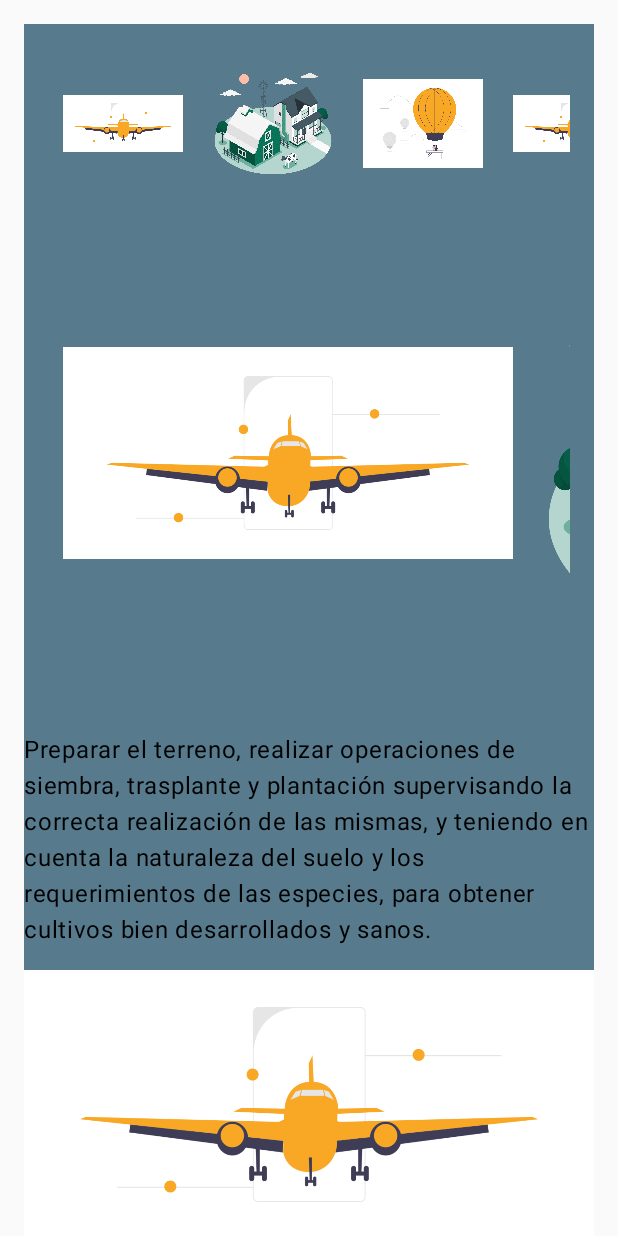
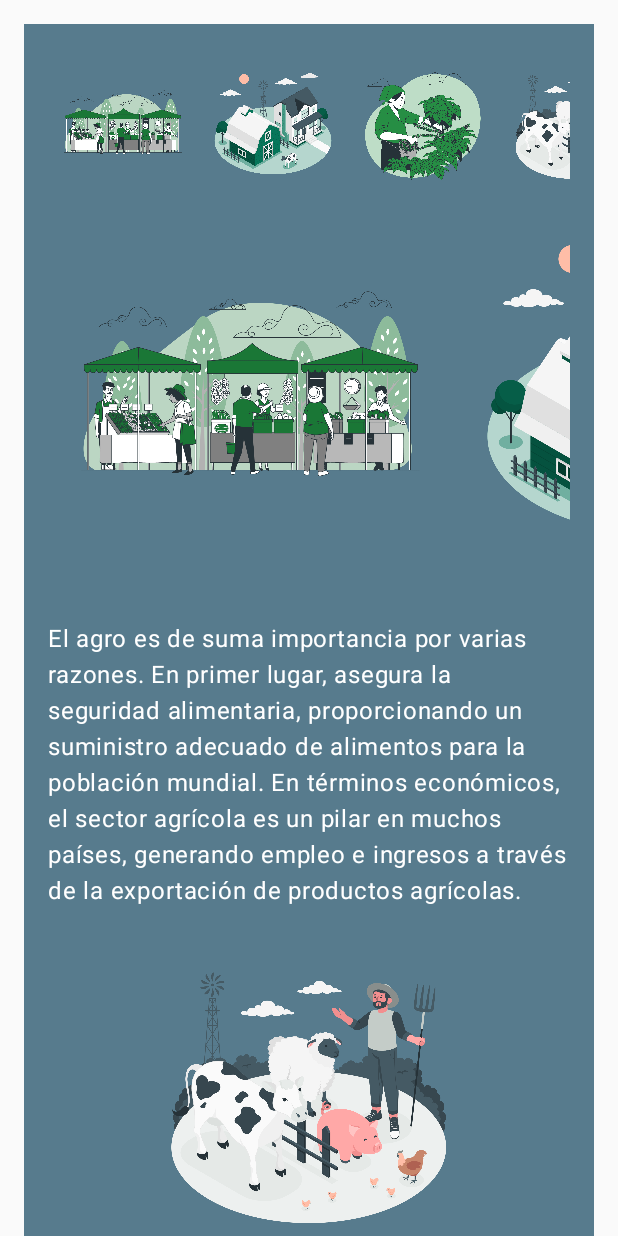
Before and after one commit to JJMZ3/ComposeNavegation, an Android app built with Jetpack Compose: the view_2 screen opened through its navigation route, on a phone screen of 412 x 824 dp. Run offline under Robolectric (Android 15) with nearby library versions, the phone set to English and light mode, and no system bars.

Commit message:
Segundo Commit

```diff
--- a/app/src/main/java/com/calculadora/actividadcomposenavegation/screen/Page2.kt
+++ b/app/src/main/java/com/calculadora/actividadcomposenavegation/screen/Page2.kt
@@ -20,6 +20,7 @@ import androidx.compose.material3.Text
 import androidx.compose.runtime.Composable
 import androidx.compose.ui.Alignment
 import androidx.compose.ui.Modifier
+import androidx.compose.ui.graphics.Color
 import androidx.compose.ui.res.painterResource
 import androidx.compose.ui.text.style.TextAlign
 import androidx.compose.ui.unit.dp
@@ -38,15 +39,15 @@ fun Page_2(navegationController: NavHostController){
 @Composable
 fun SimpleLazyRow() {
     val images = listOf(
-        R.drawable.avion,
+        R.drawable.agro,
         R.drawable.farmhouse,
-        R.drawable.globo,
-        R.drawable.avion,
+        R.drawable.agricultura,
+        R.drawable.granja,
         R.drawable.farmhouse,
-        R.drawable.globo,
-        R.drawable.avion,
+        R.drawable.agro,
+        R.drawable.agricultura,
         R.drawable.farmhouse,
-        R.drawable.globo,
+        R.drawable.granja,
     )
 
     Column(
@@ -79,8 +80,8 @@ fun SimpleLazyRow() {
                         contentDescription = null,
                         modifier = Modifier
                             .padding(10.dp)
-                            .width(300.dp)
-                            .height(320.dp)
+                            .width(250.dp)
+                            .height(230.dp)
                     )
                 }
             }
@@ -94,13 +95,15 @@ fun SimpleLazyColumn(){
 
     Row {
         val blocks = listOf(
-            Triple("Preparar el terreno, realizar operaciones de siembra, trasplante y plantación " +
-                    "supervisando la correcta realización de las mismas, y teniendo en cuenta la " +
-                    "naturaleza del suelo y los requerimientos de las especies, para obtener cultivos " +
-                    "bien desarrollados y sanos.", R.drawable.avion, "Un producto agrícola o " +
-                    "cultivo son plantas que se pueden cultivar y cosechar extensivamente con fines de " +
-                    "lucro o de subsistencia. Los productos agrícolas pueden referirse a las partes " +
-                    "cosechadas o a la cosecha en un estado más refinado."),
+            Triple("El agro es de suma importancia por varias razones. En primer lugar, " +
+                    "asegura la seguridad alimentaria, proporcionando un suministro adecuado " +
+                    "de alimentos para la población mundial. En términos económicos, el sector " +
+                    "agrícola es un pilar en muchos países, generando empleo e ingresos a través " +
+                    "de la exportación de productos agrícolas.", R.drawable.granja, "Además, " +
+                    "la agricultura y la ganadería tienen un impacto significativo en el medio " +
+                    "ambiente, y las prácticas sostenibles son esenciales para minimizar la " +
+                    "degradación del suelo, la deforestación, la contaminación del agua y la " +
+                    "pérdida de biodiversidad."),
         )
 
         LazyColumn(modifier = Modifier.fillMaxWidth()) {
@@ -113,7 +116,8 @@ fun SimpleLazyColumn(){
                     horizontalAlignment = Alignment.CenterHorizontally,
                 ) {
                     SimpleLazyRow()
-                    Text(text = block.first, modifier = Modifier.padding(bottom = 8.dp))
+                    Text(text = block.first, color = Color.White,
+                        modifier = Modifier.padding(bottom = 8.dp).padding(16.dp))
                     Image(
                         painter = painterResource(id = block.second),
                         contentDescription = null,
@@ -122,7 +126,8 @@ fun SimpleLazyColumn(){
                             .height(200.dp)
                             .padding(bottom = 8.dp)
                     )
-                    Text(text = block.third)
+                    Text(text = block.third, color = Color.White,
+                        modifier = Modifier.padding(16.dp))
                 }
             }
         }
```
Also changed, not shown: app/src/main/java/com/calculadora/actividadcomposenavegation/screen/Page1.kt (+58 -33 lines), app/src/main/res/drawable/agricultura.png (added), app/src/main/res/drawable/agro.png (added), app/src/main/res/drawable/granja.png (added).
